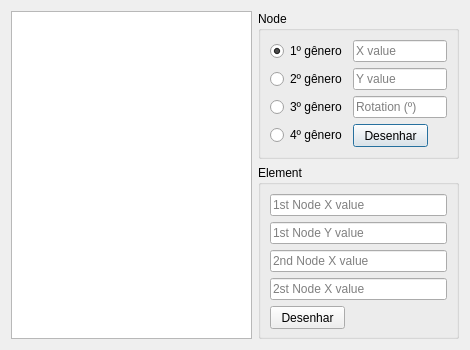
The window that src/UVATool_UI/form_draw.ui (arthurbg951/UVATool) describes before a commit, drawn with Qt 5.
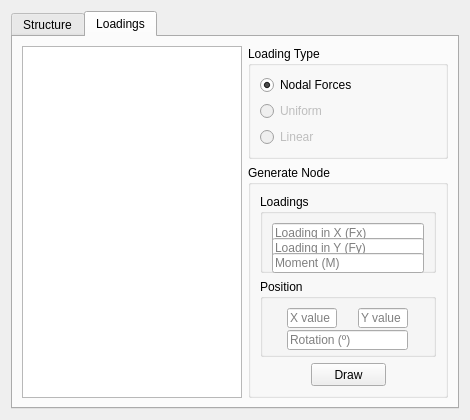
The same window after the commit. The open tabs and pages were chosen to show the change. Icons and pictures are not drawn.

Commit message: Inserindo a primeira interação do DrawForm aba Structure

```diff
--- a/src/UVATool_UI/form_draw.ui
+++ b/src/UVATool_UI/form_draw.ui
@@ -7,13 +7,13 @@
     <x>0</x>
     <y>0</y>
     <width>470</width>
-    <height>350</height>
+    <height>420</height>
    </rect>
   </property>
   <property name="minimumSize">
    <size>
     <width>470</width>
-    <height>350</height>
+    <height>420</height>
    </size>
   </property>
   <property name="windowTitle">
@@ -23,9 +23,26 @@
    <iconset>
     <normaloff>icons/draw.png</normaloff>icons/draw.png</iconset>
   </property>
-  <layout class="QGridLayout" name="gridLayout_3">
+  <layout class="QGridLayout" name="gridLayout_5">
    <item row="0" column="0">
-    <widget class="QListView" name="listView"/>
+    <widget class="QTabWidget" name="tabWidget">
+     <property name="currentIndex">
+      <number>0</number>
+     </property>
+     <widget class="QWidget" name="structure">
+      <attribute name="title">
+       <string>Structure</string>
+      </attribute>
+      <layout class="QGridLayout" name="gridLayout_4">
+       <item row="0" column="0">
+        <layout class="QVBoxLayout" name="verticalLayout_2">
+         <item>
+          <widget class="QListWidget" name="listViewNodeStructure"/>
+         </item>
+         <item>
+          <widget class="QListWidget" name="listViewElementStructure"/>
+         </item>
+        </layout>
    </item>
    <item row="0" column="1">
     <layout class="QVBoxLayout" name="verticalLayout">
@@ -36,59 +53,94 @@
        </property>
        <layout class="QGridLayout" name="gridLayout_2">
         <item row="0" column="0">
-         <widget class="QRadioButton" name="radioButton">
+             <layout class="QVBoxLayout" name="verticalLayout_4">
+              <item>
+               <widget class="QRadioButton" name="radioButtonFirstClass">
+                <property name="minimumSize">
+                 <size>
+                  <width>0</width>
+                  <height>0</height>
+                 </size>
+                </property>
           <property name="text">
-           <string>1º gênero</string>
+                 <string>1º Class</string>
           </property>
           <property name="checked">
            <bool>true</bool>
           </property>
          </widget>
         </item>
+              <item>
+               <widget class="QRadioButton" name="radioButtonSecondClass">
+                <property name="text">
+                 <string>2º class</string>
+                </property>
+               </widget>
+              </item>
+              <item>
+               <widget class="QRadioButton" name="radioButtonTirdClass">
+                <property name="text">
+                 <string>3º class</string>
+                </property>
+               </widget>
+              </item>
+              <item>
+               <widget class="QRadioButton" name="radioButtonSemiRigidClass">
+                <property name="text">
+                 <string>Semi Rigid</string>
+                </property>
+               </widget>
+              </item>
+             </layout>
+            </item>
         <item row="0" column="1">
-         <widget class="QLineEdit" name="lineEdit">
+             <layout class="QVBoxLayout" name="verticalLayout_5">
+              <item>
+               <widget class="QLineEdit" name="lineEditNodeX">
+                <property name="layoutDirection">
+                 <enum>Qt::LeftToRight</enum>
+                </property>
+                <property name="autoFillBackground">
+                 <bool>false</bool>
+                </property>
           <property name="placeholderText">
            <string>X value</string>
           </property>
          </widget>
         </item>
-        <item row="1" column="0">
-         <widget class="QRadioButton" name="radioButton_2">
-          <property name="text">
-           <string>2º gênero</string>
-          </property>
-         </widget>
-        </item>
-        <item row="1" column="1">
-         <widget class="QLineEdit" name="lineEdit_2">
+              <item>
+               <widget class="QLineEdit" name="lineEditNodeY">
           <property name="placeholderText">
            <string>Y value</string>
           </property>
          </widget>
         </item>
-        <item row="2" column="0">
-         <widget class="QRadioButton" name="radioButton_3">
-          <property name="text">
-           <string>3º gênero</string>
-          </property>
-         </widget>
-        </item>
-        <item row="2" column="1">
-         <widget class="QLineEdit" name="lineEdit_3">
+              <item>
+               <widget class="QLineEdit" name="lineEditNodeRotation">
           <property name="placeholderText">
            <string>Rotation (º)</string>
           </property>
          </widget>
         </item>
-        <item row="3" column="0">
-         <widget class="QRadioButton" name="radioButton_4">
-          <property name="text">
-           <string>4º gênero</string>
-          </property>
-         </widget>
-        </item>
-        <item row="3" column="1">
-         <widget class="QPushButton" name="pushButton">
+             </layout>
+            </item>
+            <item row="1" column="0" colspan="2">
+             <layout class="QHBoxLayout" name="horizontalLayout_3">
+              <item>
+               <spacer name="horizontalSpacer_3">
+                <property name="orientation">
+                 <enum>Qt::Horizontal</enum>
+                </property>
+                <property name="sizeHint" stdset="0">
+                 <size>
+                  <width>40</width>
+                  <height>20</height>
+                 </size>
+                </property>
+               </spacer>
+              </item>
+              <item>
+               <widget class="QPushButton" name="pushButtonNodeDraw">
           <property name="minimumSize">
            <size>
             <width>75</width>
@@ -102,9 +154,24 @@
            </size>
           </property>
           <property name="text">
-           <string>Desenhar</string>
-          </property>
-         </widget>
+                 <string>Draw</string>
+                </property>
+               </widget>
+              </item>
+              <item>
+               <spacer name="horizontalSpacer_4">
+                <property name="orientation">
+                 <enum>Qt::Horizontal</enum>
+                </property>
+                <property name="sizeHint" stdset="0">
+                 <size>
+                  <width>40</width>
+                  <height>20</height>
+                 </size>
+                </property>
+               </spacer>
+              </item>
+             </layout>
         </item>
        </layout>
       </widget>
@@ -115,38 +182,300 @@
         <string>Element</string>
        </property>
        <layout class="QGridLayout" name="gridLayout">
+            <item row="4" column="0">
+             <layout class="QHBoxLayout" name="horizontalLayout_2">
+              <item>
+               <spacer name="horizontalSpacer">
+                <property name="orientation">
+                 <enum>Qt::Horizontal</enum>
+                </property>
+                <property name="sizeHint" stdset="0">
+                 <size>
+                  <width>40</width>
+                  <height>20</height>
+                 </size>
+                </property>
+               </spacer>
+              </item>
+              <item>
+               <widget class="QPushButton" name="pushButton_2">
+                <property name="minimumSize">
+                 <size>
+                  <width>75</width>
+                  <height>23</height>
+                 </size>
+                </property>
+                <property name="maximumSize">
+                 <size>
+                  <width>75</width>
+                  <height>23</height>
+                 </size>
+                </property>
+                <property name="text">
+                 <string>Draw</string>
+                </property>
+               </widget>
+              </item>
+              <item>
+               <spacer name="horizontalSpacer_2">
+                <property name="orientation">
+                 <enum>Qt::Horizontal</enum>
+                </property>
+                <property name="sizeHint" stdset="0">
+                 <size>
+                  <width>40</width>
+                  <height>20</height>
+                 </size>
+                </property>
+               </spacer>
+              </item>
+             </layout>
+            </item>
+            <item row="3" column="0">
+             <widget class="QLineEdit" name="lineEditSecondNodeY">
+              <property name="minimumSize">
+               <size>
+                <width>0</width>
+                <height>20</height>
+               </size>
+              </property>
+              <property name="placeholderText">
+               <string>2nd Node Y value</string>
+              </property>
+             </widget>
+            </item>
         <item row="0" column="0">
-         <widget class="QLineEdit" name="lineEdit_4">
+             <widget class="QLineEdit" name="lineEditFistNodeX">
+              <property name="minimumSize">
+               <size>
+                <width>0</width>
+                <height>20</height>
+               </size>
+              </property>
           <property name="placeholderText">
            <string>1st Node X value</string>
           </property>
          </widget>
         </item>
         <item row="1" column="0">
-         <widget class="QLineEdit" name="lineEdit_5">
+             <widget class="QLineEdit" name="lineEditFistNodeY">
+              <property name="minimumSize">
+               <size>
+                <width>0</width>
+                <height>20</height>
+               </size>
+              </property>
           <property name="placeholderText">
            <string>1st Node Y value</string>
           </property>
          </widget>
         </item>
         <item row="2" column="0">
-         <widget class="QLineEdit" name="lineEdit_7">
+             <widget class="QLineEdit" name="lineEditSecondNodeX">
+              <property name="minimumSize">
+               <size>
+                <width>0</width>
+                <height>20</height>
+               </size>
+              </property>
           <property name="placeholderText">
            <string>2nd Node X value</string>
           </property>
          </widget>
         </item>
-        <item row="3" column="0">
-         <widget class="QLineEdit" name="lineEdit_8">
+           </layout>
+          </widget>
+         </item>
+        </layout>
+       </item>
+      </layout>
+     </widget>
+     <widget class="QWidget" name="loadings">
+      <attribute name="title">
+       <string>Loadings</string>
+      </attribute>
+      <layout class="QGridLayout" name="gridLayout_10">
+       <item row="0" column="0" rowspan="2">
+        <widget class="QListWidget" name="listWidgetNodeLoadings"/>
+       </item>
+       <item row="0" column="1">
+        <widget class="QGroupBox" name="groupBoxLoadingType">
+         <property name="minimumSize">
+          <size>
+           <width>200</width>
+           <height>0</height>
+          </size>
+         </property>
+         <property name="title">
+          <string>Loading Type</string>
+         </property>
+         <layout class="QGridLayout" name="gridLayout_3">
+          <item row="0" column="0">
+           <widget class="QRadioButton" name="radioButton_5">
+            <property name="text">
+             <string>Nodal Forces</string>
+            </property>
+            <property name="checked">
+             <bool>true</bool>
+            </property>
+           </widget>
+          </item>
+          <item row="1" column="0">
+           <widget class="QRadioButton" name="radioButton_7">
+            <property name="enabled">
+             <bool>false</bool>
+            </property>
+            <property name="text">
+             <string>Uniform</string>
+            </property>
+           </widget>
+          </item>
+          <item row="2" column="0">
+           <widget class="QRadioButton" name="radioButton_8">
+            <property name="enabled">
+             <bool>false</bool>
+            </property>
+            <property name="text">
+             <string>Linear</string>
+            </property>
+           </widget>
+          </item>
+         </layout>
+        </widget>
+       </item>
+       <item row="1" column="1">
+        <widget class="QGroupBox" name="groupBoxGenerateNode">
+         <property name="title">
+          <string>Generate Node</string>
+         </property>
+         <layout class="QGridLayout" name="gridLayout_8">
+          <item row="0" column="0">
+           <widget class="QGroupBox" name="groupBox_3">
+            <property name="title">
+             <string>Loadings</string>
+            </property>
+            <layout class="QGridLayout" name="gridLayout_6">
+             <item row="0" column="0">
+              <widget class="QLineEdit" name="lineEditForceX">
+               <property name="minimumSize">
+                <size>
+                 <width>0</width>
+                 <height>20</height>
+                </size>
+               </property>
           <property name="placeholderText">
-           <string>2st Node X value</string>
+                <string>Loading in X (Fx)</string>
           </property>
          </widget>
         </item>
-        <item row="4" column="0">
-         <widget class="QPushButton" name="pushButton_2">
+             <item row="1" column="0">
+              <widget class="QLineEdit" name="lineEditForceY">
           <property name="minimumSize">
            <size>
+                 <width>0</width>
+                 <height>20</height>
+                </size>
+               </property>
+               <property name="placeholderText">
+                <string>Loading in Y (Fy)</string>
+               </property>
+              </widget>
+             </item>
+             <item row="2" column="0">
+              <widget class="QLineEdit" name="lineEditMoment">
+               <property name="minimumSize">
+                <size>
+                 <width>0</width>
+                 <height>20</height>
+                </size>
+               </property>
+               <property name="placeholderText">
+                <string>Moment (M)</string>
+               </property>
+              </widget>
+             </item>
+            </layout>
+           </widget>
+          </item>
+          <item row="1" column="0">
+           <widget class="QGroupBox" name="groupBox_4">
+            <property name="title">
+             <string>Position</string>
+            </property>
+            <layout class="QGridLayout" name="gridLayout_7">
+             <item row="0" column="0">
+              <widget class="QLineEdit" name="lineEditNodeX_2">
+               <property name="minimumSize">
+                <size>
+                 <width>50</width>
+                 <height>20</height>
+                </size>
+               </property>
+               <property name="maximumSize">
+                <size>
+                 <width>50</width>
+                 <height>16777215</height>
+                </size>
+               </property>
+               <property name="placeholderText">
+                <string>X value</string>
+               </property>
+              </widget>
+             </item>
+             <item row="0" column="1">
+              <widget class="QLineEdit" name="lineEditNodeY_2">
+               <property name="minimumSize">
+                <size>
+                 <width>50</width>
+                 <height>20</height>
+                </size>
+               </property>
+               <property name="maximumSize">
+                <size>
+                 <width>50</width>
+                 <height>16777215</height>
+                </size>
+               </property>
+               <property name="placeholderText">
+                <string>Y value</string>
+               </property>
+              </widget>
+             </item>
+             <item row="1" column="0" colspan="2">
+              <widget class="QLineEdit" name="lineEditNodeRotation_2">
+               <property name="minimumSize">
+                <size>
+                 <width>0</width>
+                 <height>20</height>
+                </size>
+               </property>
+               <property name="placeholderText">
+                <string>Rotation (º)</string>
+               </property>
+              </widget>
+             </item>
+            </layout>
+           </widget>
+          </item>
+          <item row="2" column="0">
+           <layout class="QHBoxLayout" name="horizontalLayout">
+            <item>
+             <spacer name="horizontalSpacer_5">
+              <property name="orientation">
+               <enum>Qt::Horizontal</enum>
+              </property>
+              <property name="sizeHint" stdset="0">
+               <size>
+                <width>40</width>
+                <height>20</height>
+               </size>
+              </property>
+             </spacer>
+            </item>
+            <item>
+             <widget class="QPushButton" name="pushButtonNodeDraw_2">
+              <property name="minimumSize">
+               <size>
             <width>75</width>
             <height>23</height>
            </size>
@@ -158,14 +487,31 @@
            </size>
           </property>
           <property name="text">
-           <string>Desenhar</string>
+               <string>Draw</string>
           </property>
          </widget>
         </item>
-       </layout>
+            <item>
+             <spacer name="horizontalSpacer_6">
+              <property name="orientation">
+               <enum>Qt::Horizontal</enum>
+              </property>
+              <property name="sizeHint" stdset="0">
+               <size>
+                <width>40</width>
+                <height>20</height>
+               </size>
+              </property>
+             </spacer>
+            </item>
+           </layout>
+          </item>
+         </layout>
       </widget>
      </item>
     </layout>
+     </widget>
+    </widget>
    </item>
   </layout>
  </widget>
```
Left out of the diff: 25 changed lines with no effect on the pictures. Lines whose indentation alone changed are shown as unchanged. The commit also changes 34 other files.
